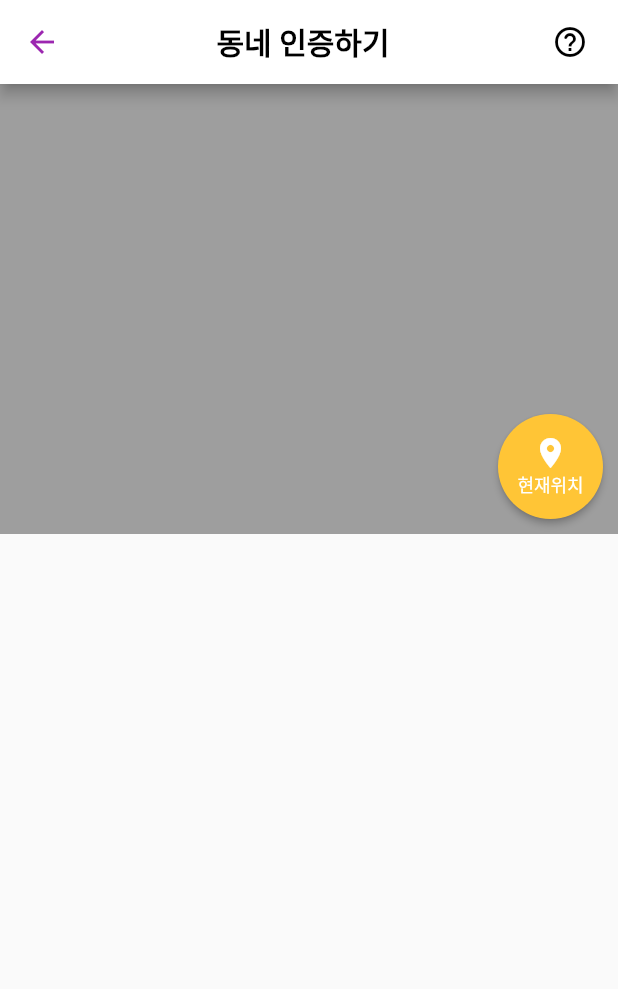
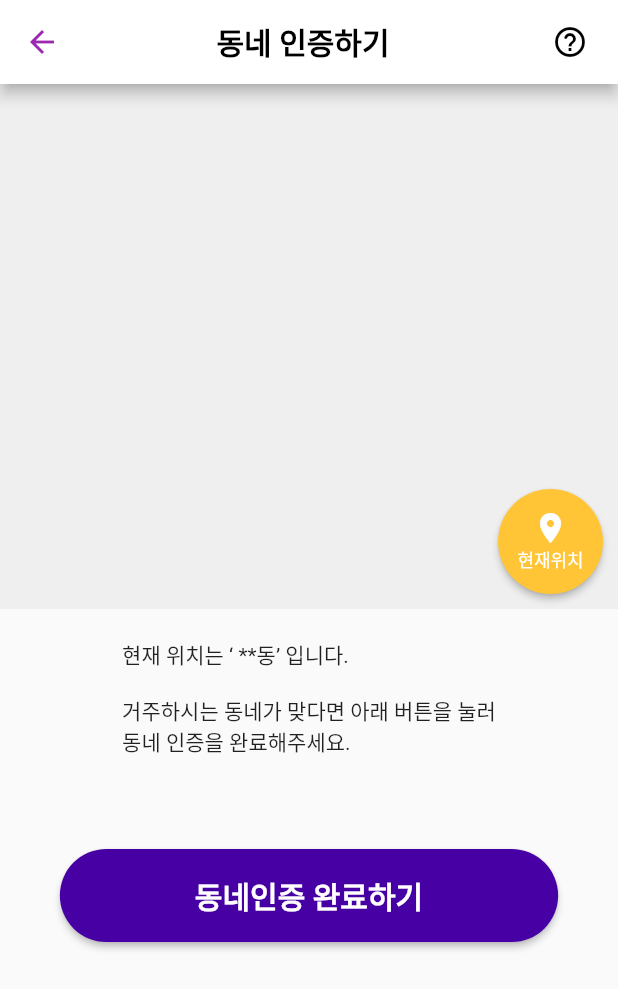
Before and after one commit to SchrodingerLivingAlone/Schrodinger-client, a Flutter app: the TownAuthPage screen opened by its route, on a phone screen of 412 x 824 dp. Shown: the top 989 px of the screen. Run offline on Flutter 3.47's test engine with Material 2 defaults, Android fonts, the phone set to English and light mode, and no system bars.

Commit message:
feat: 동네 인증화면 하단부 퍼블리싱(#3)

```diff
--- a/lib/town_info/town_auth.dart
+++ b/lib/town_info/town_auth.dart
@@ -18,6 +18,8 @@ class _TownAuthPageState extends State<TownAuthPage> {
         ),
         leading:  IconButton(
             onPressed: () {
+              Navigator.pop(context);
+              Navigator.pop(context);
             },
             color: Colors.purple,
             icon: const Icon(Icons.arrow_back)),
@@ -34,18 +36,17 @@ class _TownAuthPageState extends State<TownAuthPage> {
               child: const Icon(Icons.help_outline_rounded, color: Colors.black)),
         ],
       ),
-      body: Row(
+      body: Column(
         children: [
-          Expanded(
-            child: Stack(
+            Stack(
               alignment: Alignment.bottomRight,
               children: [
                 Container(
-              height: 300,
-              color: Colors.grey,
+                  height: 350,
+                  color: AppColor.lightGrey
                 ),
                 Padding(
-              padding: EdgeInsets.all(10),
+                  padding: const EdgeInsets.all(10),
                   child: ElevatedButton(
                       style: ElevatedButton.styleFrom(
                           backgroundColor: AppColor.yellow,
@@ -65,13 +66,32 @@ class _TownAuthPageState extends State<TownAuthPage> {
                         ),
                       )
                   )
+                ),
+              ],
+            ),
+          Column(
+            children: [
+              Padding(
+                padding: EdgeInsets.all(20),
+                child: Container(
+                  // width: 200,
+                  height: 120,
+                  // color: Colors.red,
+                  child: const Text("현재 위치는 ‘ **동’ 입니다.\n\n거주하시는 동네가 맞다면 아래 버튼을 눌러\n동네 인증을 완료해주세요."),
+                ),
+              ),
+              ElevatedButton(
+                style: ElevatedButton.styleFrom(
+                  backgroundColor: AppColor.main,
+                  shape: const StadiumBorder(),
+                  padding: const EdgeInsets.only(top: 16, bottom: 16, left: 90, right: 90)
+                ),
+                  onPressed: (){},
+                  child: const Text('동네인증 완료하기', style: TextStyle(fontSize: 20, fontWeight: FontWeight.bold),)
               )
-
             ],
           )
 
-
-          )
         ],
       )
     );
```
Lines whose indentation alone changed are shown as unchanged.
